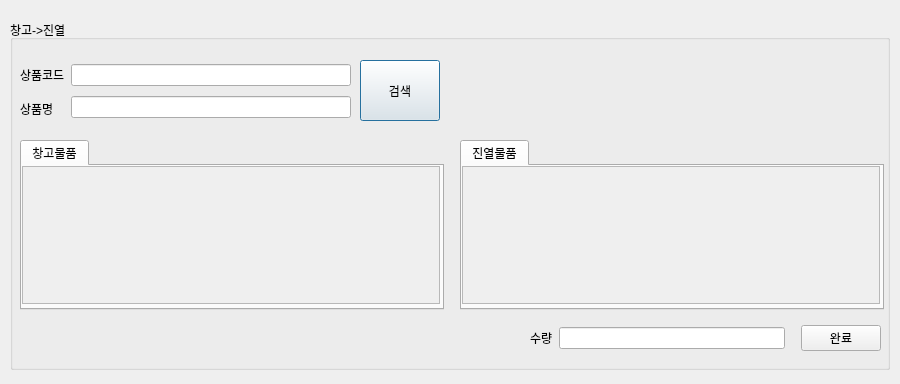
The window that ui/창고to진열.ui (johnnyapu15/IDB) describes before a commit, drawn with Qt 5.
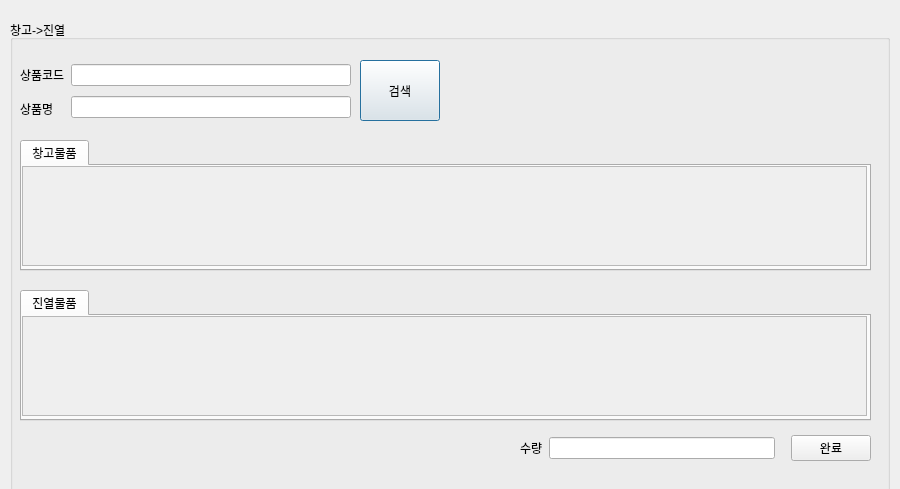
The same window after the commit.

Commit message: 창고to진열 수정

```diff
--- a/ui/창고to진열.ui
+++ b/ui/창고to진열.ui
@@ -7,7 +7,7 @@
     <x>0</x>
     <y>0</y>
     <width>900</width>
-    <height>384</height>
+    <height>489</height>
    </rect>
   </property>
   <property name="windowTitle">
@@ -19,7 +19,7 @@
      <x>10</x>
      <y>20</y>
      <width>880</width>
-     <height>350</height>
+     <height>481</height>
     </rect>
    </property>
    <property name="title">
@@ -82,8 +82,8 @@
      <rect>
       <x>10</x>
       <y>120</y>
-      <width>424</width>
-      <height>170</height>
+      <width>851</width>
+      <height>131</height>
      </rect>
     </property>
     <property name="currentIndex">
@@ -98,8 +98,8 @@
        <rect>
         <x>0</x>
         <y>0</y>
-        <width>418</width>
-        <height>138</height>
+        <width>845</width>
+        <height>100</height>
        </rect>
       </property>
       <property name="widgetResizable">
@@ -110,8 +110,8 @@
         <rect>
          <x>0</x>
          <y>0</y>
-         <width>416</width>
-         <height>136</height>
+         <width>843</width>
+         <height>98</height>
         </rect>
        </property>
        <widget class="QWidget" name="gridLayoutWidget_12">
@@ -119,8 +119,8 @@
          <rect>
           <x>0</x>
           <y>0</y>
-          <width>421</width>
-          <height>141</height>
+          <width>851</width>
+          <height>101</height>
          </rect>
         </property>
         <layout class="QGridLayout" name="gridLayout_12"/>
@@ -132,10 +132,10 @@
    <widget class="QTabWidget" name="tabWidget_2">
     <property name="geometry">
      <rect>
-      <x>450</x>
-      <y>120</y>
-      <width>424</width>
-      <height>170</height>
+      <x>10</x>
+      <y>270</y>
+      <width>851</width>
+      <height>131</height>
      </rect>
     </property>
     <property name="currentIndex">
@@ -150,8 +150,8 @@
        <rect>
         <x>0</x>
         <y>0</y>
-        <width>418</width>
-        <height>138</height>
+        <width>845</width>
+        <height>100</height>
        </rect>
       </property>
       <property name="widgetResizable">
@@ -162,8 +162,8 @@
         <rect>
          <x>0</x>
          <y>0</y>
-         <width>416</width>
-         <height>136</height>
+         <width>843</width>
+         <height>98</height>
         </rect>
        </property>
        <widget class="QWidget" name="gridLayoutWidget_13">
@@ -171,8 +171,8 @@
          <rect>
           <x>0</x>
           <y>0</y>
-          <width>421</width>
-          <height>141</height>
+          <width>851</width>
+          <height>101</height>
          </rect>
         </property>
         <layout class="QGridLayout" name="gridLayout_13"/>
@@ -198,8 +198,8 @@
   <widget class="QWidget" name="horizontalLayoutWidget">
    <property name="geometry">
     <rect>
-     <x>530</x>
-     <y>320</y>
+     <x>520</x>
+     <y>430</y>
      <width>351</width>
      <height>36</height>
     </rect>
```
